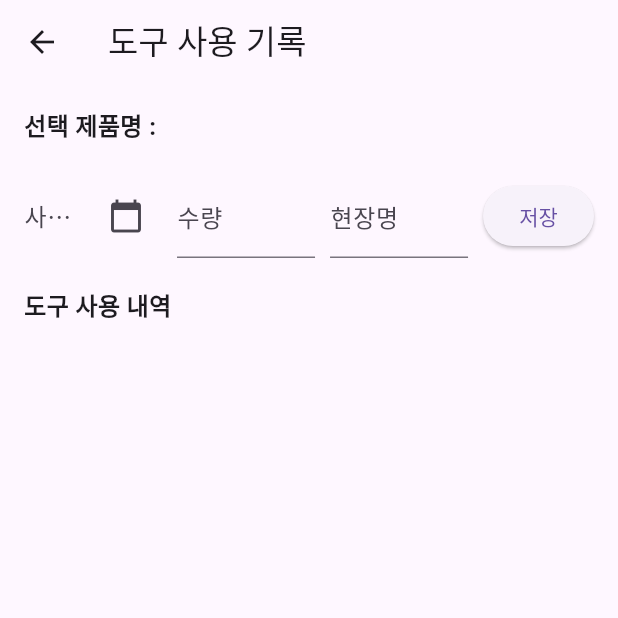
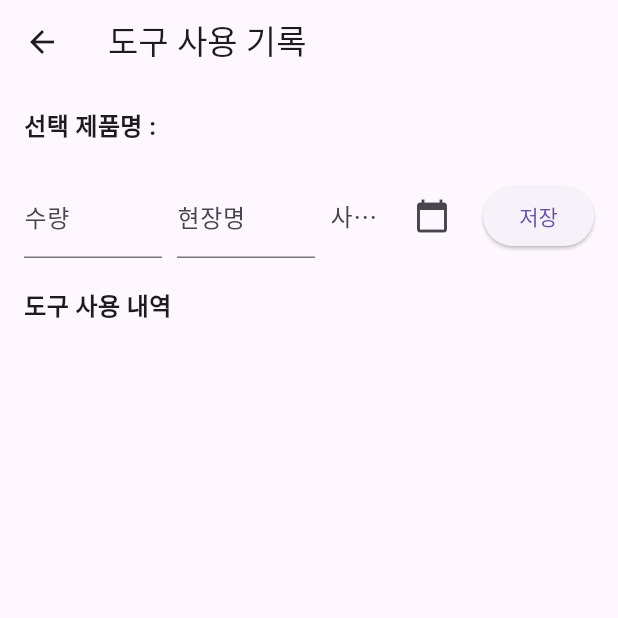
Before and after one commit to HarryKito/tool_management_ledger, a Flutter app: the UseDetailScreen screen opened directly with empty values, after a tap on "저장", on a phone screen of 412 x 824 dp, the top half of it. Run offline on Flutter 3.47's test engine with Material 3 defaults, Android fonts, the phone set to English and light mode, and no system bars; our stand-ins replace sqflite_common_ffi; accounts and stored records are empty.

Commit message:
update after metting

```diff
--- a/lib/main.dart
+++ b/lib/main.dart
@@ -4,6 +4,8 @@ import 'package:flutter/material.dart';
 import 'package:onetop_tool_management/ToolScreen.dart';
 import 'package:sqflite_common_ffi/sqflite_ffi.dart';
 
+// 프로그램 최초 실행
+//  DB : sqflite
 void main() {
   WidgetsFlutterBinding.ensureInitialized();
   sqfliteFfiInit();
@@ -16,12 +18,13 @@ class MyApp extends StatelessWidget {
 
   @override
   Widget build(BuildContext context) {
+    // 도구 관리함
     return MaterialApp(
-      restorationScopeId: "Test",
       title: '도구관리함',
       theme: ThemeData(
         primarySwatch: Colors.blue,
       ),
+      // 도구 관리함 메인 페이지 (도구 관리 대장)
       home: ToolsScreen(),
     );
   }
--- a/lib/use_detail.dart
+++ b/lib/use_detail.dart
@@ -74,7 +74,7 @@ class _UseDetailScreenState extends State<UseDetailScreen> {
         siteName: siteName,
       );
       await dbHelper.insertUse(use);
-      _fetchToolUses();
+      _fetchToolUses(); // 사용 내역 추가 후 목록 다시 불러오기
       amountController.clear();
       siteNameController.clear();
       selectedDateRange = null;
@@ -83,7 +83,7 @@ class _UseDetailScreenState extends State<UseDetailScreen> {
 
   void _deleteUse(int useId) async {
     await dbHelper.deleteUse(useId);
-    _fetchToolUses();
+    _fetchToolUses(); // 사용 내역 삭제 후 목록 다시 불러오기
   }
 
   void _showDeleteConfirmationDialog(BuildContext context, Uses use) {
@@ -137,6 +137,26 @@ class _UseDetailScreenState extends State<UseDetailScreen> {
             Row(
               children: [
                 Expanded(
+                  child: TextField(
+                    controller: amountController,
+                    decoration: InputDecoration(
+                      labelText: '수량',
+                    ),
+                    keyboardType: TextInputType.number,
+                    inputFormatters: [FilteringTextInputFormatter.digitsOnly],
+                  ),
+                ),
+                SizedBox(width: 10),
+                Expanded(
+                  child: TextField(
+                    controller: siteNameController,
+                    decoration: InputDecoration(
+                      labelText: '현장명',
+                    ),
+                  ),
+                ),
+                SizedBox(width: 10),
+                Expanded(
                   child: GestureDetector(
                     onTap: () => _selectDateRange(context),
                     child: AbsorbPointer(
@@ -153,26 +173,6 @@ class _UseDetailScreenState extends State<UseDetailScreen> {
                           suffixIcon: Icon(Icons.calendar_today),
                         ),
                       ),
-                    ),
-                  ),
-                ),
-                SizedBox(width: 10),
-                Expanded(
-                  child: TextField(
-                    controller: amountController,
-                    decoration: InputDecoration(
-                      labelText: '수량',
-                    ),
-                    keyboardType: TextInputType.number,
-                    inputFormatters: [FilteringTextInputFormatter.digitsOnly],
-                  ),
-                ),
-                SizedBox(width: 10),
-                Expanded(
-                  child: TextField(
-                    controller: siteNameController,
-                    decoration: InputDecoration(
-                      labelText: '현장명',
                     ),
                   ),
                 ),
@@ -196,7 +196,7 @@ class _UseDetailScreenState extends State<UseDetailScreen> {
                   Uses use = toolUses[index];
                   return ListTile(
                     title: Text(
-                        '사용 일자: ${use.startDate.toLocal().toString().split(' ')[0]} - ${use.endDate.toLocal().toString().split(' ')[0]}'),
+                        '사용 일자: ${use.startDate.toLocal().toString().split(' ')[0]}'), // - ${use.endDate.toLocal().toString().split(' ')[0]}
                     subtitle: Text('사용량: ${use.amount}\n현장명: ${use.siteName}'),
                     trailing: IconButton(
                       icon: Icon(Icons.delete),
```
Also changed, not shown: lib/ToolScreen.dart (+57 -37 lines), 2 other files.
